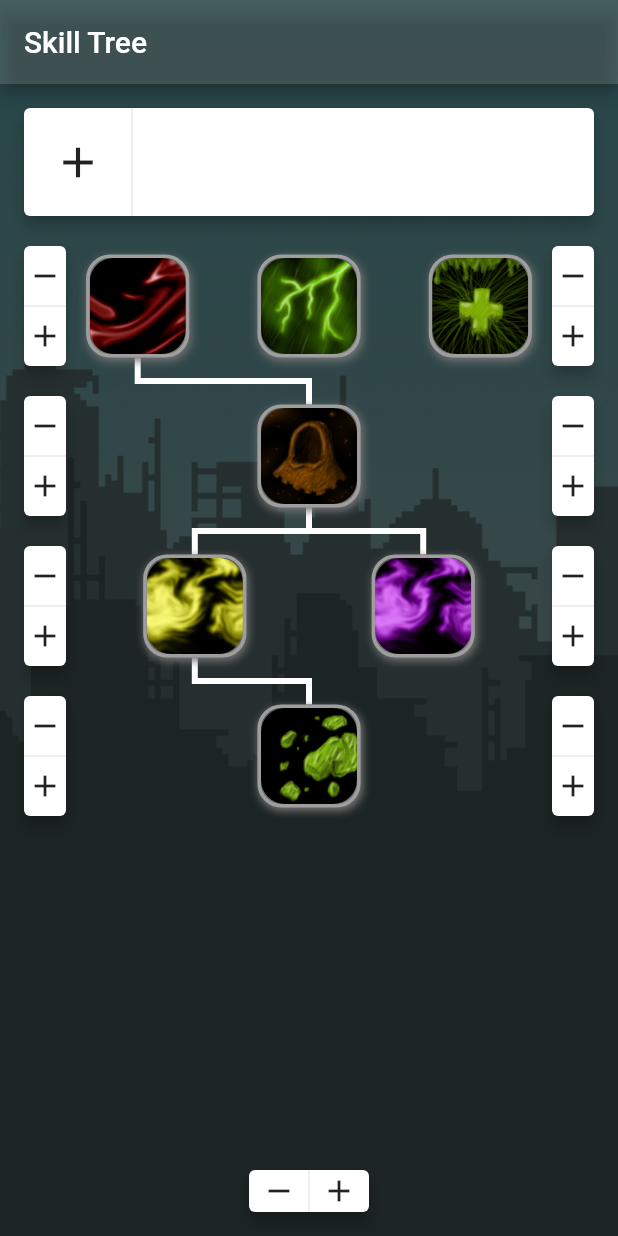
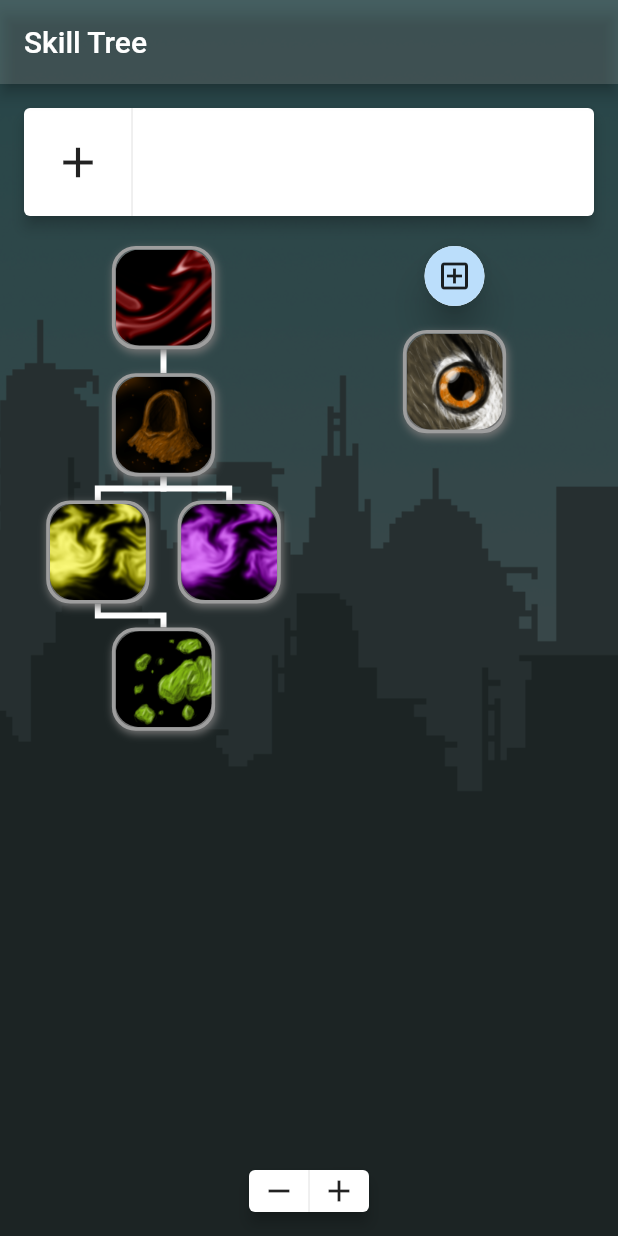
Before and after one commit to stargazing-dino/skill_tree, a Flutter app: the screen it shows after launch, on a phone screen of 412 x 824 dp. Run offline on Flutter 3.47's test engine with Material 2 defaults, Android fonts, the phone set to English and light mode, and no system bars.

```diff
--- a/example/lib/main.dart
+++ b/example/lib/main.dart
@@ -62,7 +62,6 @@ class _MyHomePageState extends State<MyHomePage> {
           body: SkillTree<String, int>(
             unnattachedNodes: const [],
             onAddChild: () {},
-            onTap: () {},
             onUpdate: (List<Map<String, dynamic>> nodes) {
               // setState(() {
               // _nodes = nodes;
@@ -100,21 +99,14 @@ class _MyHomePageState extends State<MyHomePage> {
                   ),
                 ],
               ),
-              SkillNode(
+              EmptySkillNode(
                 key: 'nice',
-                data: 5,
-                children: [],
-              ),
-              SkillNode(
-                key: 'hi',
-                data: 3,
                 children: [
-                  // SkillNode(
-                  //   data: 5,
-                  //   key: 'nice',
-                  //   children: [],
-                  // ),
-                  // EmptySkillNode(key: 'tree'),
+                  SkillNode(
+                    key: 'glut',
+                    data: 70,
+                    children: [],
+                  )
                 ],
               ),
             ],
--- a/lib/src/models/base_node.dart
+++ b/lib/src/models/base_node.dart
@@ -19,7 +19,12 @@ abstract class BaseNode<T extends Object> {
     this.parentKey,
   }) : globalKey = GlobalObjectKey(key);
 
-  BaseNode<T> copyWith();
+  BaseNode<T> copyWith({
+    T? key,
+    List<BaseNode<T>>? children,
+    bool? isLocked,
+    T? parentKey,
+  });
 
   Map<String, dynamic> toMap();
 
--- a/lib/src/skill_row.dart
+++ b/lib/src/skill_row.dart
@@ -1,7 +1,5 @@
 import 'package:flutter/foundation.dart';
 import 'package:flutter/material.dart';
-
-import 'quantity_button.dart';
 
 typedef QuantityUpdate = void Function({required int index, required bool end});
 
@@ -39,38 +37,46 @@ class SkillRow extends StatelessWidget {
     return Padding(
       padding: tilePadding,
       child: IntrinsicHeight(
-        child: Stack(
-          children: <Widget>[
-            SizedBox.expand(
-              child: Row(
-                mainAxisAlignment: MainAxisAlignment.spaceEvenly,
-                crossAxisAlignment: CrossAxisAlignment.center,
-                children: children,
-              ),
-            ),
-            if (isEditable) ...[
-              Align(
-                alignment: Alignment.centerLeft,
-                child: QuantityButton(
-                  axis: Axis.vertical,
-                  onAdd: () => onAdd(index: index, end: false),
-                  onRemove: () => onRemove(index: index, end: false),
-                  elevation: cardElevation,
-                ),
-              ),
-              Align(
-                alignment: Alignment.centerRight,
-                child: QuantityButton(
-                  axis: Axis.vertical,
-                  onAdd: () => onAdd(index: index, end: true),
-                  onRemove: () => onRemove(index: index, end: true),
-                  elevation: cardElevation,
-                ),
-              ),
-            ],
-          ],
+        child: Row(
+          mainAxisAlignment: MainAxisAlignment.spaceEvenly,
+          crossAxisAlignment: CrossAxisAlignment.center,
+          children: children,
         ),
       ),
+
+      // IntrinsicHeight(
+      //   child: Stack(
+      //     children: <Widget>[
+      //       SizedBox.expand(
+      //         child: Row(
+      //           mainAxisAlignment: MainAxisAlignment.spaceEvenly,
+      //           crossAxisAlignment: CrossAxisAlignment.center,
+      //           children: children,
+      //         ),
+      //       ),
+      //       if (isEditable) ...[
+      //         Align(
+      //           alignment: Alignment.centerLeft,
+      //           child: QuantityButton(
+      //             axis: Axis.vertical,
+      //             onAdd: () => onAdd(index: index, end: false),
+      //             onRemove: () => onRemove(index: index, end: false),
+      //             elevation: cardElevation,
+      //           ),
+      //         ),
+      //         Align(
+      //           alignment: Alignment.centerRight,
+      //           child: QuantityButton(
+      //             axis: Axis.vertical,
+      //             onAdd: () => onAdd(index: index, end: true),
+      //             onRemove: () => onRemove(index: index, end: true),
+      //             elevation: cardElevation,
+      //           ),
+      //         ),
+      //       ],
+      //     ],
+      //   ),
+      // ),
     );
   }
 }
```
Also changed, not shown: lib/src/graph_functions.dart (added, +35 -0 lines), lib/src/skill_column.dart (added, +17 -0 lines), lib/src/skill_tree.dart (+36 -56 lines), lib/src/tree_painter.dart (+5 -21 lines).
